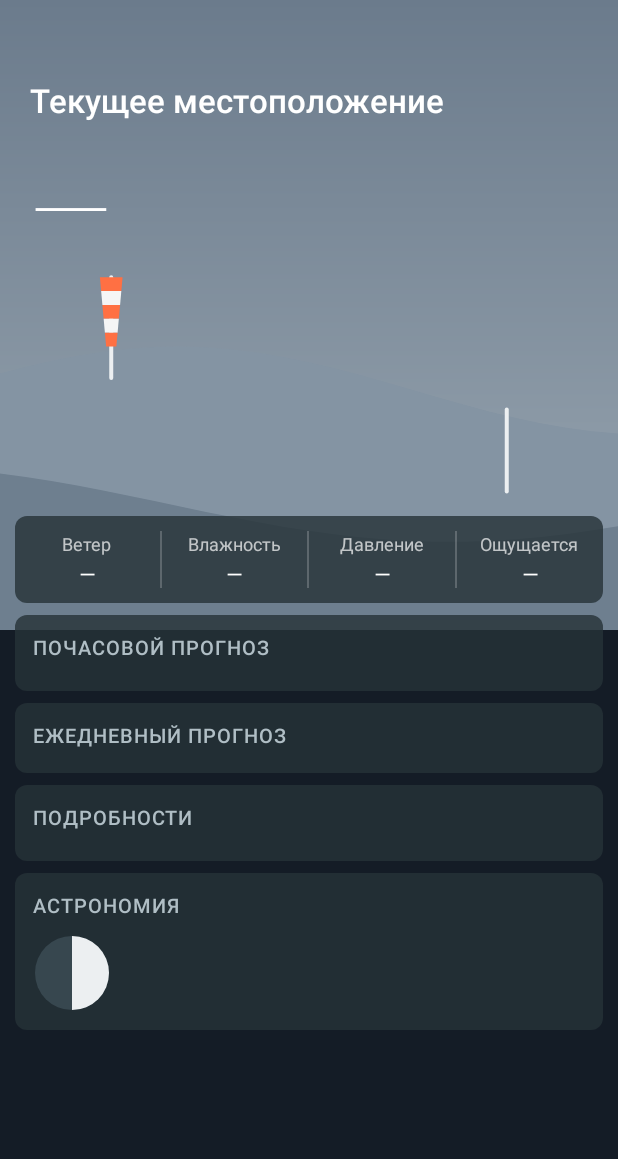
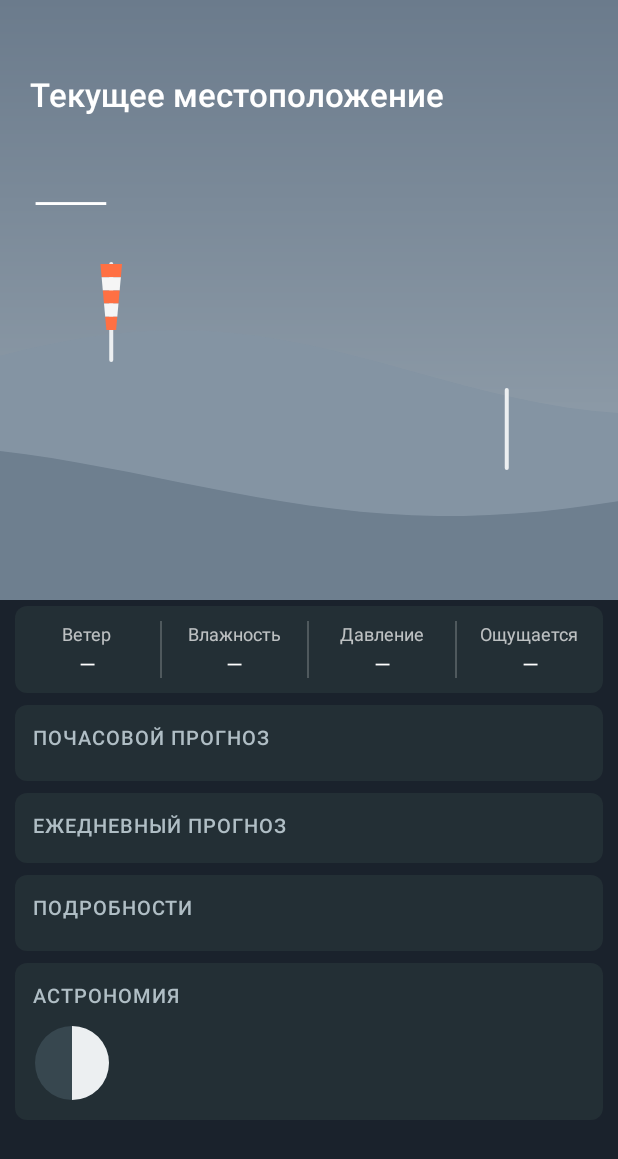
Before and after one commit to V8TD/allclear, an Android app: the layout page_city.xml on its own in the app's theme, with its tools: preview values and no code run, on a phone screen of 412 x 824 dp. Shown: the top 1159 px of the screen. Run offline under Robolectric (Android 15) with nearby library versions, the phone set to English and light mode, and no system bars.

Commit message:
Update page_city.xml

```diff
--- a/app/src/main/res/layout/page_city.xml
+++ b/app/src/main/res/layout/page_city.xml
@@ -1,20 +1,9 @@
 <?xml version="1.0" encoding="utf-8"?>
-<FrameLayout xmlns:android="http://schemas.android.com/apk/res/android"
-    android:layout_width="match_parent"
-    android:layout_height="match_parent"
-    android:background="#FF141C26">
-
-    <!-- Живая сцена: только верхняя часть страницы -->
-    <com.v8td.allclear.ui.WeatherSceneView
-        android:id="@+id/sceneView"
-        android:layout_width="match_parent"
-        android:layout_height="420dp"
-        android:layout_gravity="top" />
-
-    <androidx.core.widget.NestedScrollView
+<ScrollView xmlns:android="http://schemas.android.com/apk/res/android"
     android:id="@+id/scrollContent"
     android:layout_width="match_parent"
     android:layout_height="match_parent"
+    android:background="#FF1A222C"
     android:fillViewport="true"
     android:overScrollMode="never"
     android:scrollbars="none">
@@ -25,15 +14,23 @@
         android:orientation="vertical"
         android:paddingBottom="36dp">
 
-            <!-- Шапка поверх сцены -->
-            <LinearLayout
+        <!-- Шапка: живая сцена только здесь, текст поверх неё -->
+        <FrameLayout
             android:id="@+id/headerBlock"
             android:layout_width="match_parent"
+            android:layout_height="400dp">
+
+            <com.v8td.allclear.ui.WeatherSceneView
+                android:id="@+id/sceneView"
+                android:layout_width="match_parent"
+                android:layout_height="match_parent" />
+
+            <LinearLayout
+                android:layout_width="match_parent"
                 android:layout_height="wrap_content"
-                android:minHeight="340dp"
                 android:orientation="vertical"
                 android:paddingStart="20dp"
-                android:paddingTop="52dp"
+                android:paddingTop="48dp"
                 android:paddingEnd="20dp">
 
                 <TextView
@@ -80,6 +77,7 @@
                     android:layout_marginTop="6dp"
                     android:textAppearance="@style/TextAppearance.AllClear.Caption" />
             </LinearLayout>
+        </FrameLayout>
 
         <!-- Мини-строка из 4 показателей -->
         <LinearLayout
@@ -256,7 +254,7 @@
                 android:overScrollMode="never" />
         </LinearLayout>
 
-            <!-- Карточка: подробности (сетка плиток 2 колонки) -->
+        <!-- Карточка: подробности -->
         <LinearLayout
             android:id="@+id/cardDetails"
             android:layout_width="match_parent"
@@ -369,5 +367,4 @@
             android:textAppearance="@style/TextAppearance.AllClear.Caption" />
 
     </LinearLayout>
-    </androidx.core.widget.NestedScrollView>
-</FrameLayout>
+</ScrollView>
```
Lines whose indentation alone changed are shown as unchanged.
